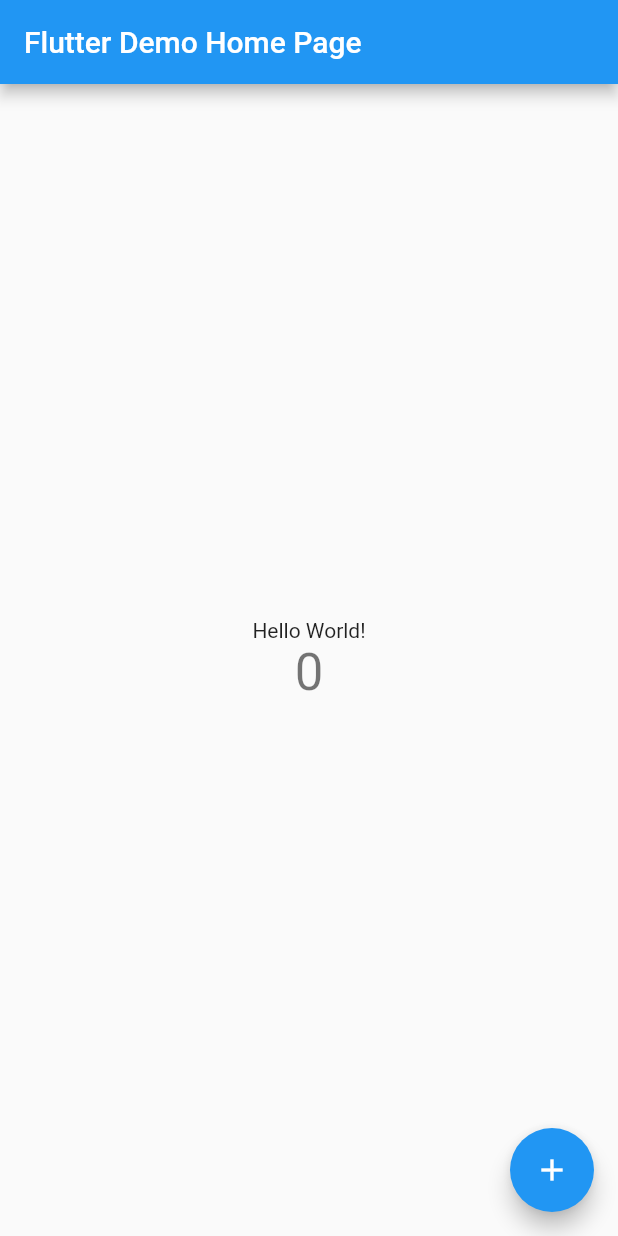
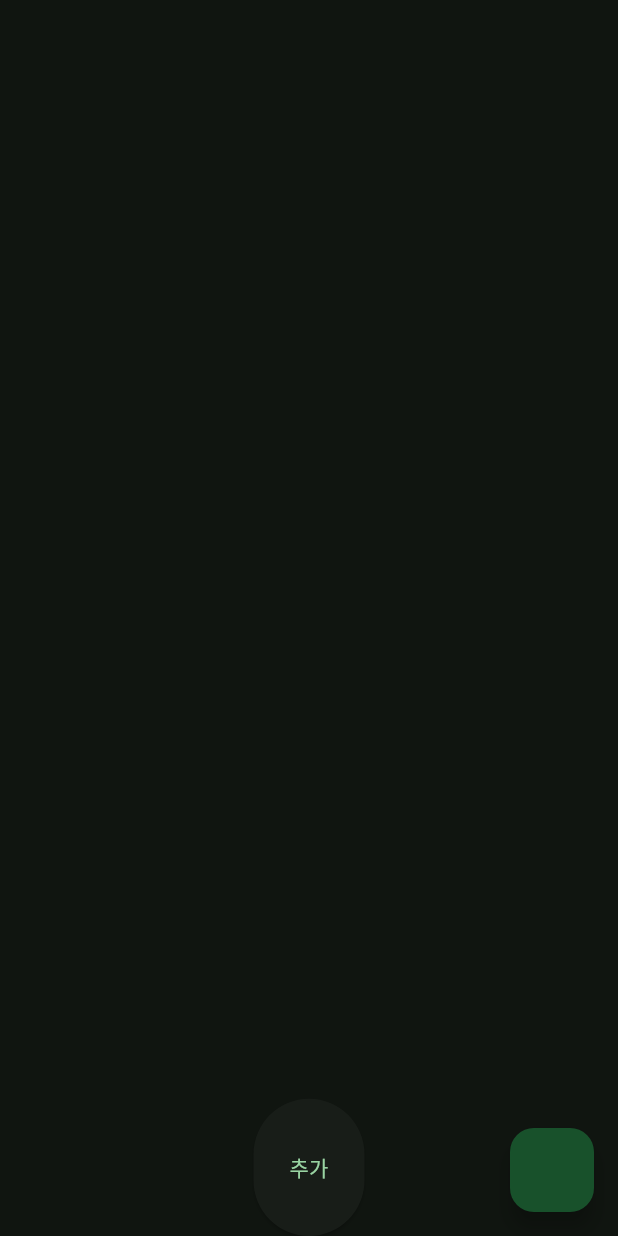
Before and after one commit to Leonamin/you_are_finally_awake, a Flutter app: the screen it shows after launch, on a phone screen of 412 x 824 dp. Run offline on Flutter 3.47's test engine with Material 2 defaults, Android fonts, the phone set to English and light mode, and no system bars; our stand-ins replace equatable, hive, hive_flutter; accounts and stored records are empty; generated files the repository leaves out were written again.

Commit message:
추가 - 목적지 정보 리스트 입출력 테스트

```diff
--- a/lib/main.dart
+++ b/lib/main.dart
@@ -1,9 +1,20 @@
 import 'package:flutter/material.dart';
 import 'package:flutter_gen/gen_l10n/app_localizations.dart';
+import 'package:hive_flutter/hive_flutter.dart';
+import 'package:you_are_finally_awake/core/entity/destination_info.dart';
+import 'package:you_are_finally_awake/core/entity/location.dart';
+import 'package:you_are_finally_awake/presentation/pages/home/home_page.dart';
 
-void main() {
+void main() async {
+  WidgetsFlutterBinding.ensureInitialized();
+  await Hive.initFlutter();
+  Hive.registerAdapter(LocationAdapter());
+  Hive.registerAdapter(DestinationInfoAdapter());
+
   runApp(const MyApp());
 }
+
+const Color seedColor = Color.fromARGB(255, 22, 212, 108);
 
 class MyApp extends StatelessWidget {
   const MyApp({super.key});
@@ -12,8 +23,13 @@
   Widget build(BuildContext context) {
     return MaterialApp(
       title: 'Flutter Demo',
+
       theme: ThemeData(
-        primarySwatch: Colors.blue,
+        useMaterial3: true,
+        colorScheme: ColorScheme.fromSeed(
+          seedColor: seedColor,
+          brightness: Brightness.dark,
+        ),
       ),
       // 아래 처럼 하면 null thrown이 발생한다.
       // localizationsDelegates: const [
@@ -27,51 +43,7 @@
       // ],
       localizationsDelegates: AppLocalizations.localizationsDelegates,
       supportedLocales: AppLocalizations.supportedLocales,
-      home: const MyHomePage(title: 'Flutter Demo Home Page'),
+      home: HomePage(),
     );
   }
 }
-
-class MyHomePage extends StatefulWidget {
-  const MyHomePage({super.key, required this.title});
-  final String title;
-
-  @override
-  State<MyHomePage> createState() => _MyHomePageState();
-}
-
-class _MyHomePageState extends State<MyHomePage> {
-  int _counter = 0;
-
-  void _incrementCounter() {
-    setState(() {
-      _counter++;
-    });
-  }
-
-  @override
-  Widget build(BuildContext context) {
-    return Scaffold(
-      appBar: AppBar(
-        title: Text(widget.title),
-      ),
-      body: Center(
-        child: Column(
-          mainAxisAlignment: MainAxisAlignment.center,
-          children: <Widget>[
-            Text(AppLocalizations.of(context)?.helloWorld ?? ""),
-            Text(
-              '$_counter',
-              style: Theme.of(context).textTheme.headline4,
-            ),
-          ],
-        ),
-      ),
-      floatingActionButton: FloatingActionButton(
-        onPressed: _incrementCounter,
-        tooltip: 'Increment',
-        child: const Icon(Icons.add),
-      ),
-    );
-  }
-}
--- /dev/null
+++ b/lib/presentation/pages/home/home_page.dart
@@ -0,0 +1,18 @@
+import 'package:flutter/material.dart';
+import 'package:flutter/src/widgets/container.dart';
+import 'package:flutter/src/widgets/framework.dart';
+import 'package:you_are_finally_awake/presentation/widgets/destination_info_list.dart';
+
+class HomePage extends StatelessWidget {
+  const HomePage({super.key});
+
+  @override
+  Widget build(BuildContext context) {
+    return Scaffold(
+      body: DestinationInfoList(),
+      floatingActionButton: FloatingActionButton(
+        onPressed: () {},
+      ),
+    );
+  }
+}
--- /dev/null
+++ b/lib/presentation/widgets/destination_info_list.dart
@@ -0,0 +1,64 @@
+import 'package:flutter/material.dart';
+import 'package:provider/provider.dart';
+import 'package:you_are_finally_awake/core/entity/create_destination_info.dart';
+import 'package:you_are_finally_awake/core/entity/location.dart';
+import 'package:you_are_finally_awake/presentation/widgets/destination_info_provider.dart';
+
+class DestinationInfoList extends StatefulWidget {
+  const DestinationInfoList({super.key});
+
+  @override
+  State<DestinationInfoList> createState() => _DestinationInfoListState();
+}
+
+class _DestinationInfoListState extends State<DestinationInfoList> {
+  @override
+  Widget build(BuildContext context) {
+    return ChangeNotifierProvider(
+      create: (context) {
+        final provider = DestinationInfoProvider();
+        provider.call();
+        return provider;
+      },
+      child: Consumer<DestinationInfoProvider>(
+        builder: (context, provider, child) {
+          return Column(
+            children: [
+              Expanded(
+                flex: 8,
+                child: ListView.builder(
+                  itemCount: provider.destinationInfoList.length,
+                  itemBuilder: (context, index) => InkWell(
+                    onTap: () {
+                      provider
+                          .deleteInfo(provider.destinationInfoList[index].id);
+                    },
+                    child: Container(
+                      child: Text(provider.destinationInfoList[index].title),
+                    ),
+                  ),
+                ),
+              ),
+              Expanded(
+                  child: ElevatedButton(
+                      onPressed: () {
+                        provider.addInfo(
+                          CreateDestinationInfo(
+                              title: "테스트",
+                              location: Location(
+                                latitude: 37,
+                                longitude: 127,
+                                altitude: 0,
+                              ),
+                              radius: 100,
+                              periodicMinute: 1),
+                        );
+                      },
+                      child: Text("추가"))),
+            ],
+          );
+        },
+      ),
+    );
+  }
+}
```
